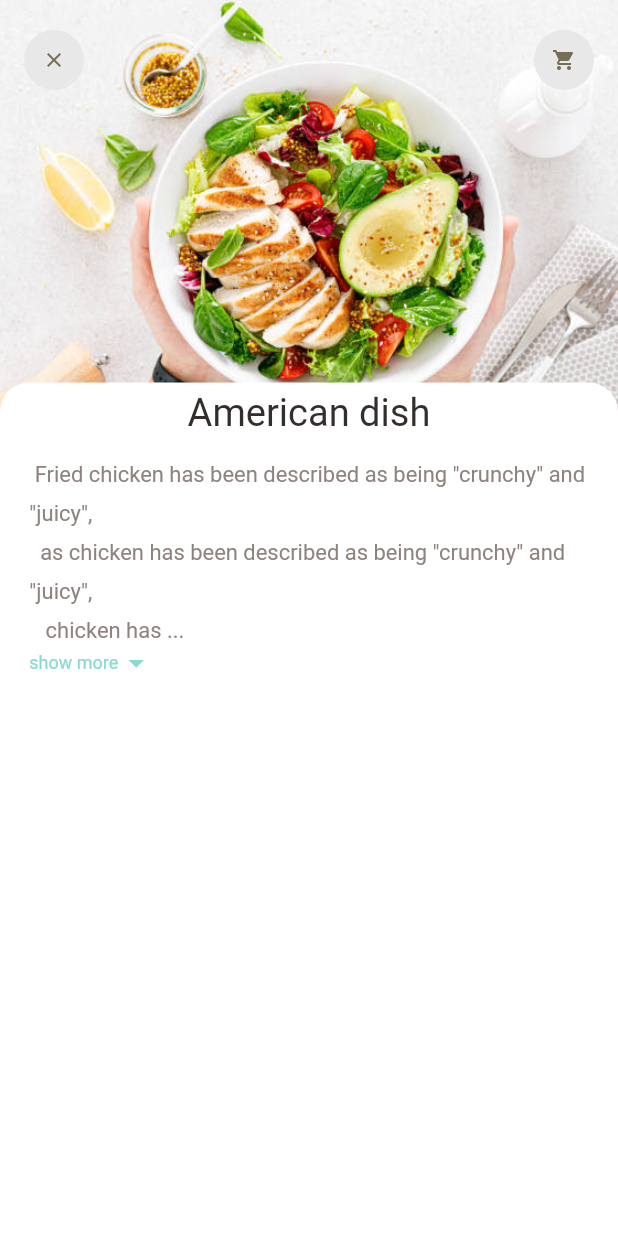
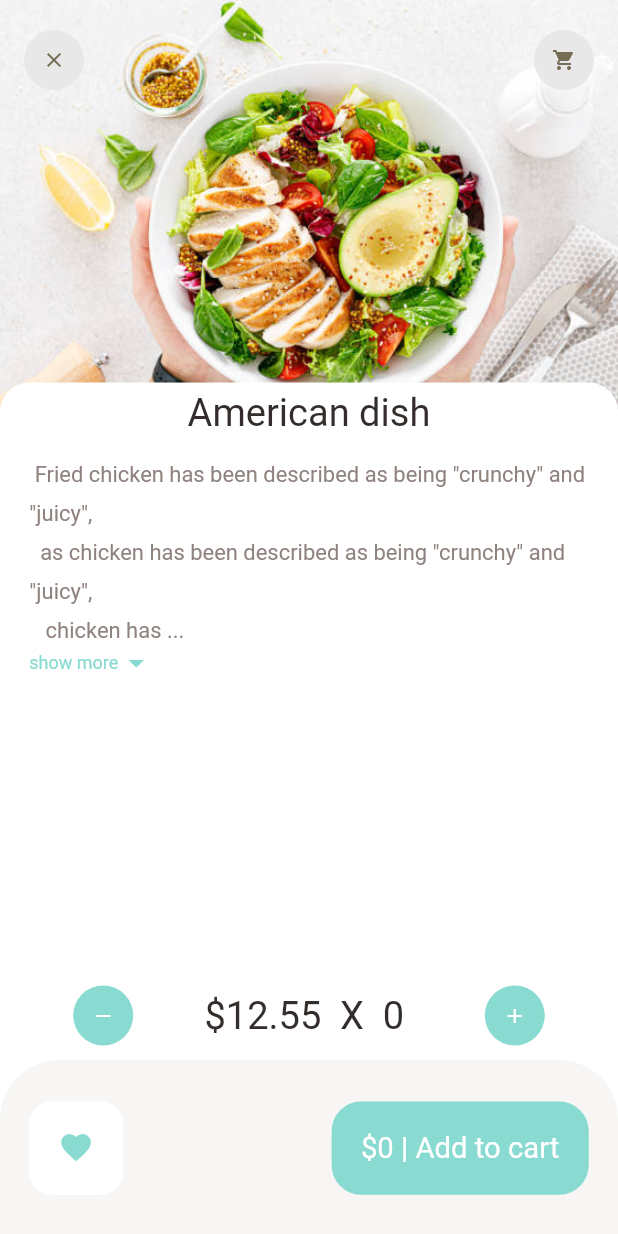
Before and after one commit to Aswadhardi/Food-Delivery-App, a Flutter app: the screen it shows after launch, on a phone screen of 412 x 824 dp. Run offline on Flutter 3.47's test engine with Material 2 defaults, Android fonts, the phone set to English and light mode, and no system bars; our stand-ins replace dots_indicator, get.

Commit message:
added bottom navigation widget

```diff
--- a/lib/pages/food/recommended_food_detail.dart
+++ b/lib/pages/food/recommended_food_detail.dart
@@ -3,7 +3,6 @@ import 'package:food_delivery/utils/colors.dart';
 import 'package:food_delivery/utils/dimension.dart';
 import 'package:food_delivery/widgets/big_text.dart';
 import 'package:food_delivery/widgets/expandable_text_widgets.dart';
-
 import '../../widgets/app_icon.dart';
 
 class RecommendedFoodDetail extends StatelessWidget {
@@ -33,7 +32,7 @@ class RecommendedFoodDetail extends StatelessWidget {
             bottom: PreferredSize(
                 child: Container(
                   width: double.maxFinite,
-                  padding: EdgeInsets.only(top: 5, bottom: 10),
+                  padding: const EdgeInsets.only(top: 5, bottom: 10),
                   decoration: BoxDecoration(
                       color: Colors.white,
                       borderRadius: BorderRadius.only(
@@ -58,7 +57,8 @@ class RecommendedFoodDetail extends StatelessWidget {
             child: Column(
               children: [
                 Container(
-                  margin:  EdgeInsets.only(left: Dimensions.width20, right: Dimensions.width20),
+                  margin: EdgeInsets.only(
+                      left: Dimensions.width20, right: Dimensions.width20),
                   child: const ExpandableTextWidgets(text: '''
  Fried chicken has been described as being "crunchy" and "juicy",
   as chicken has been described as being "crunchy" and "juicy",
@@ -83,32 +83,113 @@ class RecommendedFoodDetail extends StatelessWidget {
    chicken has Fried chicken has been described as being "crunchy" and "juicy",
    as chicken has been described as being "crunchy" and "juicy", as chicken has Fried chicken
     has been described as being "crunchy" and "juicy", as wchicken has been described as being
-     "crunchy" and "juicy", as wchicken has Fried chickcken has s wchicken has been described as being "crunchy" and "juicy", as wchicken has Fried
+     "crunchy" and "juicy", as wchicken has Fried chickcken has s chicken has been described as being "crunchy" and "juicy", as chicken has Fried
       chicken has been described as being "crunchy" and "juicy", as wchicken has been described as being
       "crunchy" and "juicy", as wchicken has Fried chicken hased chicken has been described as being "crunchy" and "juicy",
   as wchicken has been described as being "crunchy" and "juicy",
-   wchicken has Fried chicken has been described as being "crunchy" and "juicy",
-   as wchicken has been described as being "crunchy" and "juicy", as wchicken has Fried chicken
-    has been described as being "crunchy" and "juicy", as wchicken has been described as being
-     "crunchy" and "juicy", as wchicken has Fried chickcken has s wchicken has been described as being "crunchy" and "juicy", as wchicken has Fried
-      chicken has been described as being "crunchy" and "juicy", as wchicken has been described as being
-      "crunchy" and "juicy", as wchicken has Fried chicken hased chicken has been described as being "crunchy" and "juicy",
-  as wchicken has been described as being "crunchy" and "juicy",
-   wchicken has Fried chicken has been described as being "crunchy" and "juicy",
-   as wchicken has been described as being "crunchy" and "juicy", as wchicken has Fried chicken
-    has been described as being "crunchy" and "juicy", as wchicken has been described as being
-     "crunchy" and "juicy", as wchicken has Fried chicken has been described as being "crunchy"
-      and "juicy", as wchicken has been described as being "crunchy" and "juicy", as wchicken has Fried
-      chicken has been described as being "crunchy" and "juicy", as wchicken has been described as being
-      "crunchy" and "juicy", as wchicken has Fried chicken has been described as being "crunchy" and "juicy",
-       as wchicken has been described as being "crunchy" and "juicy", as wchicken has Fried chicken has been described
-        as being "crunchy" and "juicy", as wchicken has been described as being "crunchy" and "juicy", as wchicken has'''),
+   chicken has Fried chicken has been described as being "crunchy" and "juicy",
+   as wchicken has been described as being "crunchy" and "juicy", as chicken has Fried chicken
+    has been described as being "crunchy" and "juicy", as chicken has been described as being
+     "crunchy" and "juicy", as chicken has Fried chicken has s chicken has been described as being "crunchy" and "juicy", as chicken has Fried
+      chicken has been described as being "crunchy" and "juicy", as chicken has been described as being
+      "crunchy" and "juicy", as chicken has Fried chicken hashed chicken has been described as being "crunchy" and "juicy",
+  as chicken has been described as being "crunchy" and "juicy",
+   chicken has Fried chicken has been described as being "crunchy" and "juicy",
+   as chicken has been described as being "crunchy" and "juicy", as chicken has Fried chicken
+    has been described as being "crunchy" and "juicy", as chicken has been described as being
+     "crunchy" and "juicy", as chicken has Fried chicken has been described as being "crunchy"
+      and "juicy", as chicken has been described as being "crunchy" and "juicy", as chicken has Fried
+      chicken has been described as being "crunchy" and "juicy", as chicken has been described as being
+      "crunchy" and "juicy", as chicken has Fried chicken has been described as being "crunchy" and "juicy",
+       as chicken has been described as being "crunchy" and "juicy", as chicken has Fried chicken has been described
+        as being "crunchy" and "juicy", as chicken has been described as being "crunchy" and "juicy", as chicken has'''),
                 ),
               ],
             ),
           )
         ],
       ),
+      bottomNavigationBar: Column(
+        mainAxisSize: MainAxisSize.min,
+        children: [
+          Container(
+            padding: EdgeInsets.only(
+                left: Dimensions.width20*2.5,
+                right: Dimensions.width20*2.5,
+                top: Dimensions.height10,
+                bottom: Dimensions.height10),
+            child: Row(
+              mainAxisAlignment: MainAxisAlignment.spaceBetween,
+              children: [
+                const AppIcon(
+                  icon: Icons.remove,
+                  backgroundColor: AppColor.mainColor,
+                  iconColor: Colors.white,
+                ),
+                BigText(
+                  text: "\$12.55 "+" X "+" 0 ",
+                  color: AppColor.mainBlackColor,
+                  size: Dimensions.font26,
+                ),
+                const AppIcon(
+                    icon: Icons.add,
+                    backgroundColor: AppColor.mainColor,
+                    iconColor: Colors.white),
+              ],
+            ),
+          ),
+          Container(
+            padding: EdgeInsets.only(
+                top: Dimensions.height10,
+                left: Dimensions.width20,
+                right: Dimensions.width20,
+                bottom: Dimensions.height10),
+            width: double.maxFinite,
+            height: Dimensions.bottomNavigationBar,
+            decoration: BoxDecoration(
+                borderRadius: BorderRadius.only(
+                    topRight: Radius.circular(Dimensions.radius20 * 2),
+                    topLeft: Radius.circular(Dimensions.radius20 * 2)),
+                color: AppColor.buttonBackgroundColor),
+            child: Row(
+              mainAxisAlignment: MainAxisAlignment.spaceBetween,
+              children: [
+                Container(
+                  padding: EdgeInsets.only(
+                      top: Dimensions.height20,
+                      left: Dimensions.width20,
+                      right: Dimensions.width20,
+                      bottom: Dimensions.height20),
+                  decoration: BoxDecoration(
+                    borderRadius: BorderRadius.circular(Dimensions.radius15),
+                    color: Colors.white,
+                  ),
+                  child: Icon(
+                    Icons.favorite,
+                    size: Dimensions.iconsize24,
+                    color: AppColor.mainColor,
+                  ),
+                ),
+                Container(
+                  padding: EdgeInsets.only(
+                      top: Dimensions.height20,
+                      left: Dimensions.width20,
+                      right: Dimensions.width20,
+                      bottom: Dimensions.height20),
+                  decoration: BoxDecoration(
+                    borderRadius: BorderRadius.circular(Dimensions.radius20),
+                    color: AppColor.mainColor,
+                  ),
+                  child: const BigText(
+                    text: '\$0 | Add to cart',
+                    color: Colors.white,
+                  ),
+                ),
+              ],
+            ),
+          ),
+        ],
+      ),
     );
   }
 }
```
